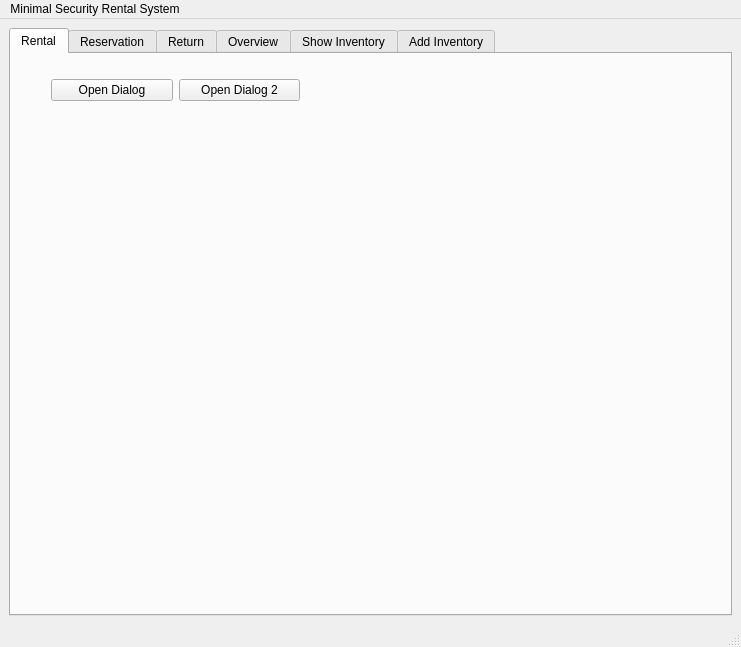
Before: the Qt Designer form Minimum Security Rental System/mainwindow.ui in clockdiv/Minimum-Security-Rental-System, drawn with Qt 5.
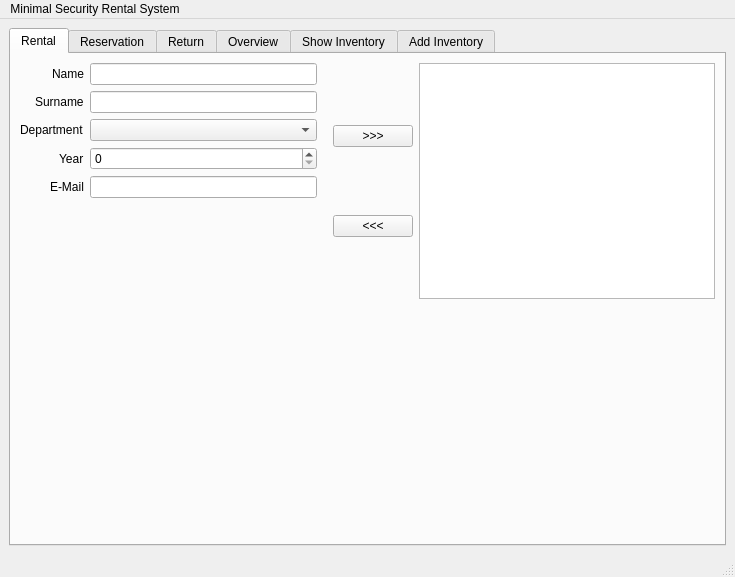
After: the same form once the commit is applied. The open tabs and pages were chosen to show the change. Custom widgets are drawn as their Qt base class.

Commit message: add User to db

Patch:
```diff
--- a/Minimum Security Rental System/mainwindow.ui
+++ b/Minimum Security Rental System/mainwindow.ui
@@ -6,15 +6,15 @@
    <rect>
     <x>0</x>
     <y>0</y>
-    <width>741</width>
-    <height>647</height>
+    <width>735</width>
+    <height>577</height>
    </rect>
   </property>
   <property name="windowTitle">
    <string>Minimum Security Rental System</string>
   </property>
   <widget class="QWidget" name="centralwidget">
-   <layout class="QHBoxLayout" name="horizontalLayout_2">
+   <layout class="QVBoxLayout" name="verticalLayout_6">
     <item>
      <widget class="QTabWidget" name="tabWidget">
       <property name="sizePolicy">
@@ -48,32 +48,116 @@
        <attribute name="title">
         <string>Rental</string>
        </attribute>
-       <widget class="QWidget" name="layoutWidget">
-        <property name="geometry">
-         <rect>
-          <x>40</x>
-          <y>20</y>
-          <width>249</width>
-          <height>32</height>
-         </rect>
-        </property>
-        <layout class="QHBoxLayout" name="horizontalLayout">
-         <item>
-          <widget class="QPushButton" name="pushButton_openDialog">
-           <property name="text">
-            <string>Open Dialog</string>
-           </property>
-          </widget>
-         </item>
-         <item>
-          <widget class="QPushButton" name="pushButton_openDialog_2">
-           <property name="text">
-            <string>Open Dialog 2</string>
-           </property>
-          </widget>
-         </item>
-        </layout>
-       </widget>
+       <layout class="QVBoxLayout" name="verticalLayout_8">
+        <item>
+         <layout class="QHBoxLayout" name="horizontalLayout">
+          <property name="topMargin">
+           <number>0</number>
+          </property>
+          <item>
+           <layout class="QFormLayout" name="formLayout_user">
+            <property name="labelAlignment">
+             <set>Qt::AlignRight|Qt::AlignTrailing|Qt::AlignVCenter</set>
+            </property>
+            <property name="topMargin">
+             <number>0</number>
+            </property>
+            <item row="0" column="0">
+             <widget class="QLabel" name="label_userName">
+              <property name="text">
+               <string>Name</string>
+              </property>
+             </widget>
+            </item>
+            <item row="0" column="1">
+             <widget class="QLineEdit" name="lineEdit_userName"/>
+            </item>
+            <item row="1" column="0">
+             <widget class="QLabel" name="label_userSurname">
+              <property name="text">
+               <string>Surname</string>
+              </property>
+             </widget>
+            </item>
+            <item row="1" column="1">
+             <widget class="QLineEdit" name="lineEdit_userSurname"/>
+            </item>
+            <item row="2" column="0">
+             <widget class="QLabel" name="label_userDepartment">
+              <property name="text">
+               <string>Department</string>
+              </property>
+             </widget>
+            </item>
+            <item row="2" column="1">
+             <widget class="QComboBox" name="comboBox_userDepartment"/>
+            </item>
+            <item row="3" column="0">
+             <widget class="QLabel" name="label_userYear">
+              <property name="text">
+               <string>Year</string>
+              </property>
+             </widget>
+            </item>
+            <item row="3" column="1">
+             <widget class="QSpinBox" name="spinBox_userYear"/>
+            </item>
+            <item row="4" column="0">
+             <widget class="QLabel" name="label_userEmail">
+              <property name="text">
+               <string>E-Mail</string>
+              </property>
+             </widget>
+            </item>
+            <item row="4" column="1">
+             <widget class="QLineEdit" name="lineEdit_userEmail"/>
+            </item>
+           </layout>
+          </item>
+          <item>
+           <layout class="QVBoxLayout" name="verticalLayout_9">
+            <property name="leftMargin">
+             <number>10</number>
+            </property>
+            <item>
+             <widget class="QPushButton" name="pushButton_addUser">
+              <property name="text">
+               <string>&gt;&gt;&gt;</string>
+              </property>
+             </widget>
+            </item>
+            <item>
+             <widget class="QPushButton" name="pushButton_selectUser">
+              <property name="text">
+               <string>&lt;&lt;&lt;</string>
+              </property>
+             </widget>
+            </item>
+           </layout>
+          </item>
+          <item>
+           <widget class="QListView" name="listView_users">
+            <property name="editTriggers">
+             <set>QAbstractItemView::NoEditTriggers</set>
+            </property>
+           </widget>
+          </item>
+         </layout>
+        </item>
+        <item>
+         <spacer name="verticalSpacer_2">
+          <property name="orientation">
+           <enum>Qt::Vertical</enum>
+          </property>
+          <property name="sizeHint" stdset="0">
+           <size>
+            <width>20</width>
+            <height>40</height>
+           </size>
+          </property>
+         </spacer>
+        </item>
+       </layout>
       </widget>
       <widget class="QWidget" name="tab_reservation">
        <attribute name="title">
@@ -371,7 +455,7 @@
     <rect>
      <x>0</x>
      <y>0</y>
-     <width>741</width>
+     <width>735</width>
      <height>24</height>
     </rect>
    </property>
```
Left out of the diff: 54 changed lines with no effect on the pictures. The commit also changes 5 other files.
